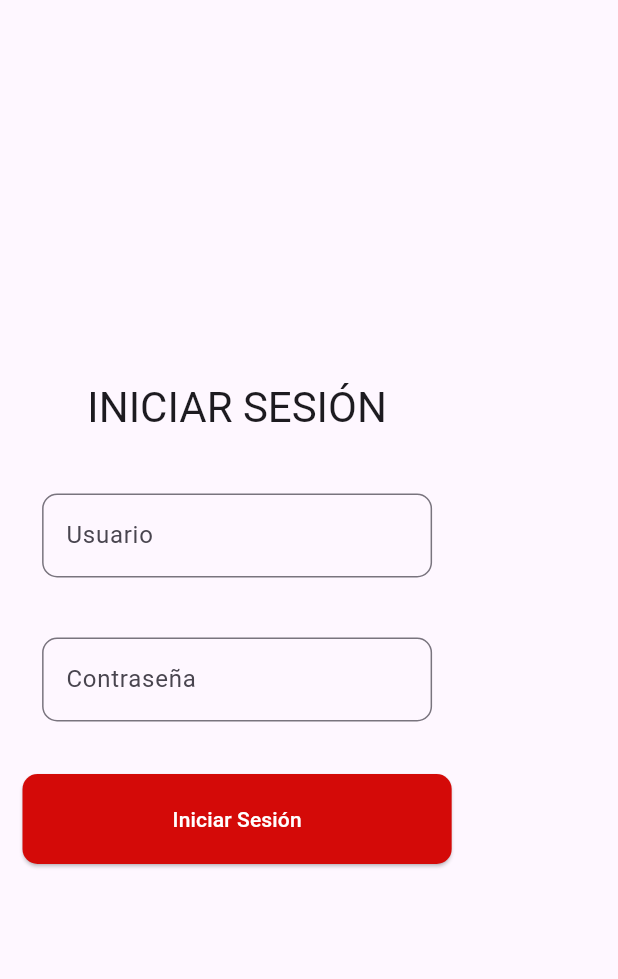
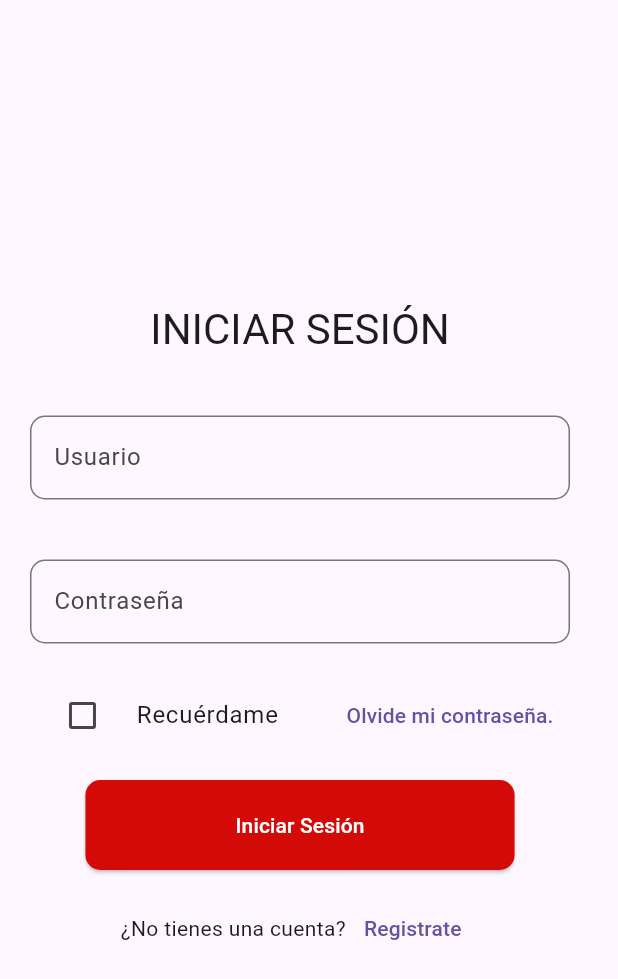
Before and after one commit to jessymontano/DigitalMenu, a Flutter app: the screen it shows after launch, on a phone screen of 412 x 824 dp. Shown: the top 979 px of the screen. Run offline on Flutter 3.47's test engine with Material 3 defaults, Android fonts, the phone set to English and light mode, and no system bars.

Commit message:
agregar botones a login

```diff
--- a/lib/src/pages/login.dart
+++ b/lib/src/pages/login.dart
@@ -1,12 +1,17 @@
 import 'package:flutter/material.dart';
 import '../widgets/button.dart';
+import '../widgets/input.dart';
 
 class Login extends StatelessWidget {
   const Login({super.key});
 
   @override
   Widget build(BuildContext context) {
-    return MaterialApp(home: Scaffold(body: const LoginForm()));
+    return const MaterialApp(
+        home: Scaffold(
+            body: Row(
+      children: [LoginForm()],
+    )));
   }
 }
 
@@ -19,6 +24,7 @@ class LoginForm extends StatefulWidget {
 
 class _LoginFormState extends State<LoginForm> {
   final GlobalKey<FormState> _formKey = GlobalKey<FormState>();
+  bool _rememberMe = false;
 
   @override
   Widget build(BuildContext context) {
@@ -29,55 +35,49 @@ class _LoginFormState extends State<LoginForm> {
         crossAxisAlignment: CrossAxisAlignment.center,
         children: <Widget>[
           Padding(
-            padding: EdgeInsets.all(20.0),
+            padding: const EdgeInsets.all(20.0),
             child: Text(
               'INICIAR SESIÓN',
               style: Theme.of(context).textTheme.headlineMedium,
             ),
           ),
-          SizedBox(
-            width: 300,
-            child: Padding(
-              padding: EdgeInsets.all(20.0),
-              child: TextFormField(
-                decoration: InputDecoration(
-                    labelText: 'Usuario',
-                    border: OutlineInputBorder(
-                        borderRadius: BorderRadius.circular(10.0)),
-                    hintText: 'Introduce tu nombre de usuario'),
-                validator: (String? value) {
-                  if (value == null || value.isEmpty) {
-                    return 'Campo obligatorio';
-                  }
-                  return null;
-                },
+          Input(hintText: 'Ingrese el usuario', labelText: 'Usuario'),
+          Input(hintText: 'Ingrese la contraseña.', labelText: 'Contraseña'),
+          Row(
+            mainAxisAlignment: MainAxisAlignment.center,
+            crossAxisAlignment: CrossAxisAlignment.center,
+            children: <Widget>[
+              SizedBox(
+                width: 200,
+                child: CheckboxListTile(
+                  value: _rememberMe,
+                  onChanged: (bool? value) {
+                    setState(() {
+                      _rememberMe = value!;
+                    });
+                  },
+                  title: const Text('Recuérdame'),
+                  controlAffinity: ListTileControlAffinity.leading,
+                ),
               ),
-            ),
+              TextButton(
+                  onPressed: () {}, child: Text('Olvide mi contraseña.')),
+            ],
           ),
-          SizedBox(
-              width: 300,
-              child: Padding(
-                padding: EdgeInsets.all(20.0),
-                child: TextFormField(
-                  decoration: InputDecoration(
-                      labelText: 'Contraseña',
-                      border: OutlineInputBorder(
-                          borderRadius: BorderRadius.circular(10.0)),
-                      hintText: 'Introduce tu contraseña'),
-                  validator: (String? value) {
-                    if (value == null || value.isEmpty) {
-                      return 'Campo obligatorio.';
-                    }
-                    return null;
-                  },
-                ),
-              )),
           Padding(
             padding: EdgeInsets.all(15.0),
             child: Button(
               onPressed: () {},
               text: 'Iniciar Sesión',
             ),
+          ),
+          Row(
+            mainAxisAlignment: MainAxisAlignment.center,
+            crossAxisAlignment: CrossAxisAlignment.center,
+            children: [
+              Text('¿No tienes una cuenta?'),
+              TextButton(onPressed: () {}, child: Text('Registrate'))
+            ],
           )
         ],
       ),
```
